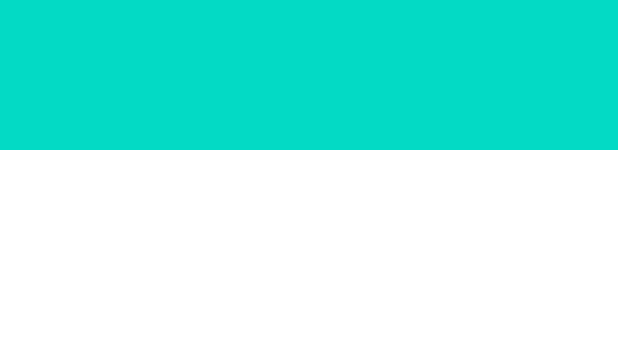
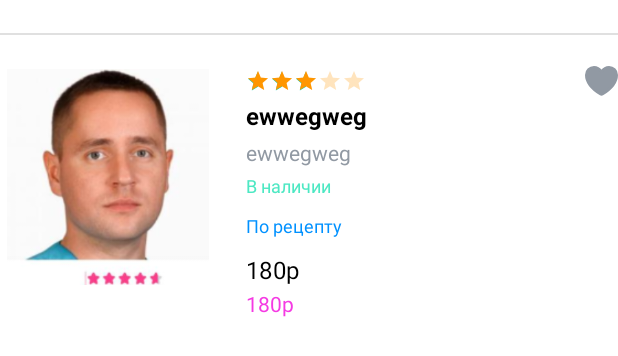
Before and after one commit to BelyakovLeonid/Appmed, an Android app: the layout product_item.xml on its own in the app's theme, with its tools: preview values and no code run, on a phone screen of 412 x 824 dp. Shown: the top 356 px of the screen. Run offline under Robolectric (Android 15) with nearby library versions, the phone set to English and light mode, and no system bars.

Commit message:
Верстка продуктов

```diff
--- a/app/src/main/java/com/github/belyakovleonid/appmed/home/presentstion/adapter/ProfileAdapter.kt
+++ b/app/src/main/java/com/github/belyakovleonid/appmed/home/presentstion/adapter/ProfileAdapter.kt
@@ -6,6 +6,7 @@ import com.github.belyakovleonid.appmed.home.presentstion.components.advertismen
 import com.github.belyakovleonid.appmed.home.presentstion.components.advices.adapter.alertAdvicesAD
 import com.github.belyakovleonid.appmed.home.presentstion.components.advices.adapter.normalAdvicesAD
 import com.github.belyakovleonid.appmed.home.presentstion.components.dosage.adapter.dosageAD
+import com.github.belyakovleonid.appmed.home.presentstion.components.products.adapter.productAD
 import com.github.belyakovleonid.appmed.home.presentstion.components.search.adapter.searchAD
 import com.hannesdorfmann.adapterdelegates4.AsyncListDifferDelegationAdapter
 import kotlin.jvm.internal.Intrinsics
@@ -23,6 +24,7 @@ class ProfileAdapter(
             .addDelegate(searchAD())
             .addDelegate(advertisementsAD())
             .addDelegate(dosageAD())
+            .addDelegate(productAD())
 //            .addDelegate(targetImageAD())
 //            .addDelegate(targetTextAD(onTextControlClick))
 //            .addDelegate(targetDatesAD())
--- a/app/src/main/java/com/github/belyakovleonid/appmed/home/presentstion/components/dosage/adapter/DosageAD.kt
+++ b/app/src/main/java/com/github/belyakovleonid/appmed/home/presentstion/components/dosage/adapter/DosageAD.kt
@@ -19,6 +19,5 @@ fun dosageAD() = adapterDelegateViewBinding<DosageUiModel, Any, DosageItemBindin
                 R.plurals.dose_days, item.days, item.days
             )
         }
-
     }
 }
--- /dev/null
+++ b/app/src/main/res/drawable/ic_heart_filled.xml
@@ -0,0 +1,13 @@
+<vector xmlns:android="http://schemas.android.com/apk/res/android"
+    android:width="22dp"
+    android:height="20dp"
+    android:viewportWidth="22"
+    android:viewportHeight="20">
+  <path
+      android:pathData="M6,1C3.239,1 1,3.216 1,5.95C1,8.157 1.875,13.395 10.488,18.69C10.6423,18.7839 10.8194,18.8335 11,18.8335C11.1806,18.8335 11.3577,18.7839 11.512,18.69C20.125,13.395 21,8.157 21,5.95C21,3.216 18.761,1 16,1C13.239,1 11,4 11,4C11,4 8.761,1 6,1Z"
+      android:strokeLineJoin="round"
+      android:strokeWidth="2"
+      android:fillColor="#9199A3"
+      android:strokeColor="#9199A3"
+      android:strokeLineCap="round"/>
+</vector>
--- a/app/src/main/res/layout/alert_advice_block_item.xml
+++ b/app/src/main/res/layout/alert_advice_block_item.xml
@@ -97,7 +97,7 @@
 
         <TextView
             android:id="@+id/doctorTitle"
-            style="@style/SubtitleText"
+            style="@style/TinyTextLight"
             android:layout_width="0px"
             android:layout_height="wrap_content"
             android:text="@string/alert_doctors"
--- a/app/src/main/res/layout/normal_advice_block_item.xml
+++ b/app/src/main/res/layout/normal_advice_block_item.xml
@@ -58,7 +58,7 @@
 
         <TextView
             android:id="@+id/doctor_title"
-            style="@style/SubtitleText"
+            style="@style/TinyTextLight"
             android:layout_width="0px"
             android:layout_height="wrap_content"
             android:text="@string/doctors_name"
--- a/app/src/main/res/layout/product_item.xml
+++ b/app/src/main/res/layout/product_item.xml
@@ -1,16 +1,121 @@
 <?xml version="1.0" encoding="utf-8"?>
 <androidx.constraintlayout.widget.ConstraintLayout
     xmlns:android="http://schemas.android.com/apk/res/android"
+    xmlns:app="http://schemas.android.com/apk/res-auto"
+    xmlns:tools="http://schemas.android.com/tools"
     android:layout_width="match_parent"
-    xmlns:app="http://schemas.android.com/apk/res-auto"
-    android:background="@color/teal_200"
-    android:layout_height="100dp">
+    android:layout_height="wrap_content"
+    android:layout_marginTop="12dp">
+
+    <View
+        android:layout_marginTop="10dp"
+        android:background="@color/ripple_active"
+        android:layout_width="0px"
+        android:layout_height="1dp"
+        app:layout_constraintEnd_toEndOf="parent"
+        app:layout_constraintStart_toStartOf="parent"
+        app:layout_constraintTop_toTopOf="parent" />
 
     <ImageView
         android:id="@+id/productImage"
+        android:layout_width="0px"
+        android:layout_height="0px"
+        app:layout_constraintBottom_toBottomOf="parent"
+        app:layout_constraintDimensionRatio="W, 1:1"
         app:layout_constraintStart_toStartOf="parent"
         app:layout_constraintTop_toTopOf="parent"
+        app:layout_constraintWidth_percent="0.35"
+        tools:src="@drawable/image_doctor" />
+
+    <RatingBar
+        android:progressBackgroundTint="@color/orange"
+        android:id="@+id/rating"
+        style="?android:attr/ratingBarStyleSmall"
         android:layout_width="wrap_content"
-        android:layout_height="wrap_content"/>
+        android:layout_height="wrap_content"
+        android:layout_marginStart="20dp"
+        android:progressTint="@color/orange"
+        android:rating="3"
+        app:layout_constraintStart_toEndOf="@id/productImage"
+        app:layout_constraintTop_toTopOf="@id/productImage" />
 
+    <ImageView
+        android:layout_width="wrap_content"
+        android:layout_height="wrap_content"
+        android:src="@drawable/ic_heart_filled"
+        app:layout_constraintBottom_toBottomOf="@id/rating"
+        app:layout_constraintEnd_toEndOf="parent"
+        app:layout_constraintTop_toTopOf="@id/rating" />
+
+    <TextView
+        android:id="@+id/productHeader"
+        style="@style/HeaderText"
+        android:layout_width="wrap_content"
+        android:layout_height="wrap_content"
+        android:layout_marginStart="20dp"
+        android:layout_marginTop="4dp"
+        android:text="ewwegweg"
+        android:textStyle="bold"
+        app:layout_constraintStart_toEndOf="@id/productImage"
+        app:layout_constraintTop_toBottomOf="@id/rating" />
+
+    <TextView
+        android:id="@+id/productDescription"
+        style="@style/NormalTextLight"
+        android:layout_width="wrap_content"
+        android:layout_height="wrap_content"
+        android:layout_marginStart="20dp"
+        android:layout_marginTop="4dp"
+        android:text="ewwegweg"
+        app:layout_constraintStart_toEndOf="@id/productImage"
+        app:layout_constraintTop_toBottomOf="@id/productHeader" />
+
+    <TextView
+        android:id="@+id/isAvailable"
+        style="@style/SmallTextLight"
+        android:layout_width="wrap_content"
+        android:layout_height="wrap_content"
+        android:layout_marginStart="20dp"
+        android:layout_marginTop="4dp"
+        android:text="@string/product_availability"
+        android:textColor="@color/link_color"
+        app:layout_constraintStart_toEndOf="@id/productImage"
+        app:layout_constraintTop_toBottomOf="@id/productDescription" />
+
+    <TextView
+        android:id="@+id/isRecipe"
+        style="@style/SmallTextLight"
+        android:layout_width="wrap_content"
+        android:layout_height="wrap_content"
+        android:layout_marginStart="20dp"
+        android:layout_marginTop="10dp"
+        android:text="@string/product_recipe"
+        android:textColor="@color/blue"
+        app:layout_constraintStart_toEndOf="@id/productImage"
+        app:layout_constraintTop_toBottomOf="@id/isAvailable" />
+
+    <TextView
+        android:id="@+id/oldPrice"
+        style="@style/HeaderText"
+        android:layout_width="wrap_content"
+        android:layout_height="wrap_content"
+        android:layout_marginStart="20dp"
+        android:layout_marginTop="10dp"
+        app:layout_constraintStart_toEndOf="@id/productImage"
+        app:layout_constraintTop_toBottomOf="@id/isRecipe"
+        tools:text="180р" />
+
+    <TextView
+        android:id="@+id/newPrice"
+        style="@style/NormalTextLight"
+        android:layout_width="wrap_content"
+        android:layout_height="wrap_content"
+        android:layout_marginStart="20dp"
+        android:layout_marginTop="2dp"
+        android:layout_marginBottom="12dp"
+        android:textColor="@color/pink"
+        app:layout_constraintBottom_toBottomOf="parent"
+        app:layout_constraintStart_toEndOf="@id/productImage"
+        app:layout_constraintTop_toBottomOf="@id/oldPrice"
+        tools:text="180р" />
 </androidx.constraintlayout.widget.ConstraintLayout>
--- a/app/src/main/res/values/colors.xml
+++ b/app/src/main/res/values/colors.xml
@@ -11,4 +11,7 @@
     <color name="gray">#EEEEEE</color>
     <color name="ripple_active">#E0E0E0</color>
     <color name="orange">#FF9600</color>
+    <color name="blue">#0091FF</color>
+    <color name="pink">#F53AE3</color>
+    <color name="link_color">#4DE8C3</color>
 </resources>
--- a/app/src/main/res/values/strings.xml
+++ b/app/src/main/res/values/strings.xml
@@ -17,7 +17,6 @@
 
     <string name="dose_open">Уточнить дозировку</string>
     <string name="dose_mg">%1$d мг</string>
-
     <plurals name="dose_count">
         <item quantity="zero">%1$d раз</item>
         <item quantity="one">%1$d раз</item>
@@ -26,7 +25,6 @@
         <item quantity="many">%1$d раз</item>
         <item quantity="other">%1$d раз</item>
     </plurals>
-
     <plurals name="dose_days">
         <item quantity="zero">%1$d дней</item>
         <item quantity="one">%1$d день</item>
@@ -35,4 +33,8 @@
         <item quantity="many">%1$d дней</item>
         <item quantity="other">%1$d дней</item>
     </plurals>
+
+    <string name="product_availability">В наличии</string>
+    <string name="product_recipe">По рецепту</string>
+
 </resources>
--- a/app/src/main/res/values/themes.xml
+++ b/app/src/main/res/values/themes.xml
@@ -23,7 +23,17 @@
         <item name="android:textColor">@color/text_secondary</item>
     </style>
 
-    <style name="SubtitleText">
+    <style name="NormalTextLight">
+        <item name="android:textSize">14sp</item>
+        <item name="android:textColor">@color/text_secondary</item>
+    </style>
+
+    <style name="SmallTextLight">
+        <item name="android:textSize">12sp</item>
+        <item name="android:textColor">@color/text_secondary</item>
+    </style>
+
+    <style name="TinyTextLight">
         <item name="android:textSize">10sp</item>
         <item name="android:textColor">@color/text_secondary</item>
     </style>
```
Also changed, not shown: app/src/main/res/drawable/img_asc_1.webp (added), app/src/main/res/drawable/img_asc_2.webp (added), app/src/main/res/drawable/img_aug_1.webp (added), app/src/main/res/drawable/img_aug_2.webp (added), app/src/main/res/drawable/img_aug_3.webp (added).
